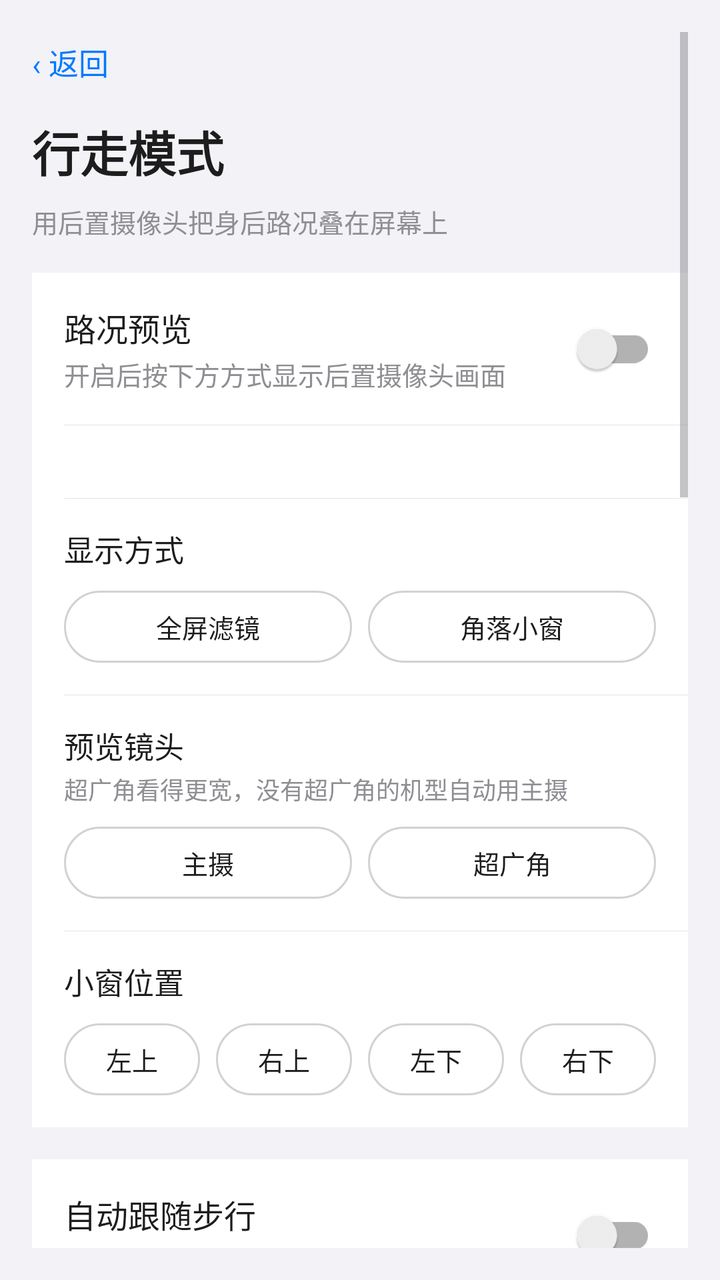
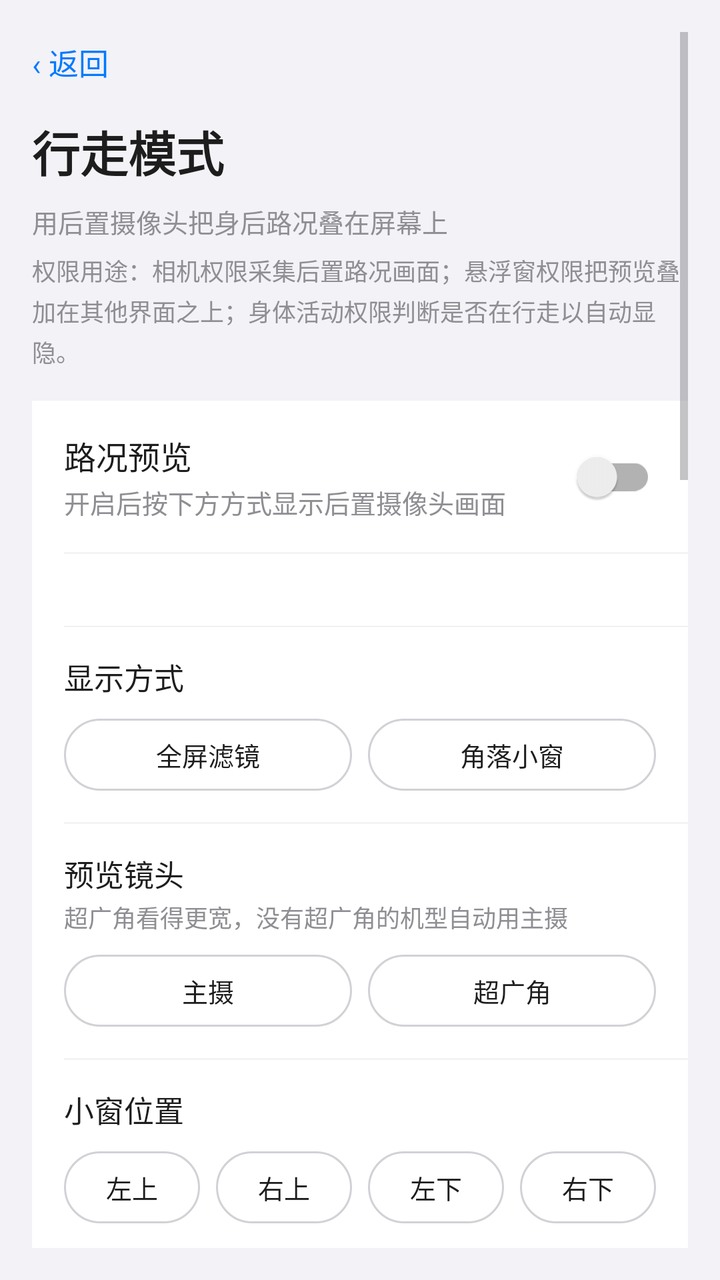

Two renders of the same Android screen: before a commit and after it. Below are the layout's source before the change and the commit's diff.
<!-- AndroidManifest.xml: activity theme Theme.Safewalk -->
<!-- res/layout/activity_walk_mode.xml -->
<?xml version="1.0" encoding="utf-8"?>
<ScrollView xmlns:android="http://schemas.android.com/apk/res/android"
    xmlns:app="http://schemas.android.com/apk/res-auto"
    android:layout_width="match_parent"
    android:layout_height="match_parent"
    android:background="@color/bg"
    android:fitsSystemWindows="true"
    android:padding="16dp"
    android:paddingTop="40dp">

    <LinearLayout
        android:layout_width="match_parent"
        android:layout_height="wrap_content"
        android:orientation="vertical"
        android:paddingBottom="40dp">

        <TextView
            android:id="@+id/btn_back"
            android:layout_width="wrap_content"
            android:layout_height="wrap_content"
            android:background="?android:attr/selectableItemBackground"
            android:paddingVertical="4dp"
            android:text="‹ 返回"
            android:textColor="@color/primary"
            android:textSize="15sp" />

        <TextView
            android:layout_width="wrap_content"
            android:layout_height="wrap_content"
            android:layout_marginTop="12dp"
            android:text="行走模式"
            android:textColor="@color/text_primary"
            android:textSize="24sp"
            android:textStyle="bold" />

        <TextView
            android:id="@+id/hero_walk_summary"
            android:layout_width="match_parent"
            android:layout_height="wrap_content"
            android:layout_marginTop="8dp"
            android:lineSpacingExtra="4dp"
            android:text="用后置摄像头把身后路况叠在屏幕上"
            android:textColor="@color/text_hint"
            android:textSize="13sp" />

        
        <LinearLayout style="@style/CardStyle" android:layout_marginTop="16dp">

            <LinearLayout
                android:id="@+id/card_rear_cam"
                style="@style/RowStyle">

                <LinearLayout
                    android:layout_width="0dp"
                    android:layout_height="wrap_content"
                    android:layout_weight="1"
                    android:orientation="vertical">

                    <TextView
                        style="@style/RowTitle"
                        android:text="路况预览" />

                    <TextView
                        style="@style/RowHint"
                        android:layout_marginTop="2dp"
                        android:text="开启后按下方方式显示后置摄像头画面" />
                </LinearLayout>

                <androidx.appcompat.widget.SwitchCompat
                    android:id="@+id/sw_rear_cam"
                    android:layout_width="wrap_content"
                    android:layout_height="wrap_content" />
            </LinearLayout>

            <View style="@style/RowDivider" />

            <TextView
                android:id="@+id/tv_cam_perm_hint"
                android:layout_width="match_parent"
                android:layout_height="wrap_content"
                android:paddingHorizontal="16dp"
                android:paddingVertical="10dp"
                android:textColor="@color/text_hint"
                android:textSize="12sp" />

            <View style="@style/RowDivider" />

            
            <LinearLayout
                android:layout_width="match_parent"
                android:layout_height="wrap_content"
                android:orientation="vertical"
                android:paddingHorizontal="16dp"
                android:paddingTop="14dp"
                android:paddingBottom="16dp">

                <TextView
                    android:layout_width="wrap_content"
                    android:layout_height="wrap_content"
                    android:text="显示方式"
                    android:textColor="@color/text_primary"
                    android:textSize="15sp" />

                <LinearLayout
                    android:layout_width="match_parent"
                    android:layout_height="wrap_content"
                    android:layout_marginTop="10dp"
                    android:orientation="horizontal">

                    <TextView
                        android:id="@+id/chip_mode_full"
                        android:layout_width="0dp"
                        android:layout_height="36dp"
                        android:layout_weight="1"
                        android:background="@drawable/bg_choice_chip"
                        android:gravity="center"
                        android:text="全屏滤镜"
                        android:textColor="@color/text_primary"
                        android:textSize="13sp" />

                    <TextView
                        android:id="@+id/chip_mode_small"
                        android:layout_width="0dp"
                        android:layout_height="36dp"
                        android:layout_marginStart="8dp"
                        android:layout_weight="1"
                        android:background="@drawable/bg_choice_chip"
                        android:gravity="center"
                        android:text="角落小窗"
                        android:textColor="@color/text_primary"
                        android:textSize="13sp" />
                </LinearLayout>
            </LinearLayout>

            <View style="@style/RowDivider" />

            
            <LinearLayout
                android:layout_width="match_parent"
                android:layout_height="wrap_content"
                android:orientation="vertical"
                android:paddingHorizontal="16dp"
                android:paddingTop="14dp"
                android:paddingBottom="16dp">

                <TextView
                    android:layout_width="wrap_content"
                    android:layout_height="wrap_content"
                    android:text="预览镜头"
                    android:textColor="@color/text_primary"
                    android:textSize="15sp" />

                <TextView
                    android:layout_width="match_parent"
                    android:layout_height="wrap_content"
                    android:layout_marginTop="2dp"
                    android:text="超广角看得更宽，没有超广角的机型自动用主摄"
                    android:textColor="@color/text_hint"
                    android:textSize="12sp" />

                <LinearLayout
                    android:layout_width="match_parent"
                    android:layout_height="wrap_content"
                    android:layout_marginTop="10dp"
                    android:orientation="horizontal">

                    <TextView
                        android:id="@+id/chip_lens_main"
                        android:layout_width="0dp"
                        android:layout_height="36dp"
                        android:layout_weight="1"
                        android:background="@drawable/bg_choice_chip"
                        android:gravity="center"
                        android:text="主摄"
                        android:textColor="@color/text_primary"
                        android:textSize="13sp" />

                    <TextView
                        android:id="@+id/chip_lens_ultrawide"
                        android:layout_width="0dp"
                        android:layout_height="36dp"
                        android:layout_marginStart="8dp"
                        android:layout_weight="1"
                        android:background="@drawable/bg_choice_chip"
                        android:gravity="center"
                        android:text="超广角"
                        android:textColor="@color/text_primary"
                        android:textSize="13sp" />
                </LinearLayout>
            </LinearLayout>

            <View style="@style/RowDivider" />

            
            <LinearLayout
                android:layout_width="match_parent"
                android:layout_height="wrap_content"
                android:orientation="vertical"
                android:paddingHorizontal="16dp"
                android:paddingTop="14dp"
                android:paddingBottom="16dp">

                <TextView
                    android:id="@+id/tv_corner_title"
                    android:layout_width="wrap_content"
                    android:layout_height="wrap_content"
                    android:text="小窗位置"
                    android:textColor="@color/text_primary"
                    android:textSize="15sp" />

                <LinearLayout
                    android:layout_width="match_parent"
                    android:layout_height="wrap_content"
                    android:layout_marginTop="10dp"
                    android:orientation="horizontal">

                    <TextView
                        android:id="@+id/chip_pos_tl"
                        android:layout_width="0dp"
                        android:layout_height="36dp"
                        android:layout_weight="1"
                        android:background="@drawable/bg_choice_chip"
                        android:gravity="center"
                        android:text="左上"
                        android:textColor="@color/text_primary"
                        android:textSize="13sp" />

                    <TextView
                        android:id="@+id/chip_pos_tr"
                        android:layout_width="0dp"
                        android:layout_height="36dp"
                        android:layout_marginStart="8dp"
                        android:layout_weight="1"
                        android:background="@drawable/bg_choice_chip"
                        android:gravity="center"
                        android:text="右上"
                        android:textColor="@color/text_primary"
                        android:textSize="13sp" />

                    <TextView
                        android:id="@+id/chip_pos_bl"
                        android:layout_width="0dp"
                        android:layout_height="36dp"
                        android:layout_marginStart="8dp"
                        android:layout_weight="1"
                        android:background="@drawable/bg_choice_chip"
                        android:gravity="center"
                        android:text="左下"
                        android:textColor="@color/text_primary"
                        android:textSize="13sp" />

                    <TextView
                        android:id="@+id/chip_pos_br"
                        android:layout_width="0dp"
                        android:layout_height="36dp"
                        android:layout_marginStart="8dp"
                        android:layout_weight="1"
                        android:background="@drawable/bg_choice_chip"
                        android:gravity="center"
                        android:text="右下"
                        android:textColor="@color/text_primary"
                        android:textSize="13sp" />
                </LinearLayout>
            </LinearLayout>

        </LinearLayout>

        
        <LinearLayout style="@style/CardStyle" android:layout_marginTop="16dp">

            <LinearLayout
                android:id="@+id/card_auto"
                style="@style/RowStyle">

                <LinearLayout
                    android:layout_width="0dp"
                    android:layout_height="wrap_content"
                    android:layout_weight="1"
                    android:orientation="vertical">

                    <TextView
                        style="@style/RowTitle"
                        android:text="自动跟随步行" />

                    <TextView
                        style="@style/RowHint"
                        android:layout_marginTop="2dp"
                        android:text="走起来才显示，停下自动收起" />
                </LinearLayout>

                <androidx.appcompat.widget.SwitchCompat
                    android:id="@+id/sw_auto"
                    android:layout_width="wrap_content"
                    android:layout_height="wrap_content" />
            </LinearLayout>

            <View style="@style/RowDivider" />

            <TextView
                android:id="@+id/tv_auto_desc"
                android:layout_width="match_parent"
                android:layout_height="wrap_content"
                android:paddingHorizontal="16dp"
                android:paddingVertical="10dp"
                android:textColor="@color/text_hint"
                android:textSize="12sp" />

        </LinearLayout>

        
        <TextView
            style="@style/SectionLabel"
            android:text="显示参数" />

        <LinearLayout style="@style/CardStyle">

            <LinearLayout
                android:layout_width="match_parent"
                android:layout_height="wrap_content"
                android:orientation="vertical"
                android:paddingHorizontal="16dp"
                android:paddingVertical="14dp">

                <TextView
                    android:id="@+id/tv_opacity"
                    android:layout_width="match_parent"
                    android:layout_height="wrap_content"
                    android:text="画面不透明度"
                    android:textColor="@color/text_primary"
                    android:textSize="15sp" />

                <SeekBar
                    android:id="@+id/seek_opacity"
                    android:layout_width="match_parent"
                    android:layout_height="wrap_content"
                    android:layout_marginTop="8dp"
                    android:max="90" />

                <TextView
                    android:layout_width="match_parent"
                    android:layout_height="wrap_content"
                    android:text="范围 10% ~ 100%，越低越能看清底下的界面"
                    android:textColor="@color/text_hint"
                    android:textSize="12sp" />

                
                <View
                    style="@style/RowDivider"
                    android:layout_marginTop="12dp"
                    android:layout_marginLeft="0dp" />

                <LinearLayout
                    android:id="@+id/card_preview_contrast"
                    android:layout_width="match_parent"
                    android:layout_height="wrap_content"
                    android:orientation="horizontal"
                    android:gravity="center_vertical"
                    android:paddingTop="12dp">

                    <LinearLayout
                        android:layout_width="0dp"
                        android:layout_height="wrap_content"
                        android:layout_weight="1"
                        android:orientation="vertical">

                        <TextView
                            android:layout_width="match_parent"
                            android:layout_height="wrap_content"
                            android:text="文字描边"
                            android:textColor="@color/text_primary"
                            android:textSize="15sp" />

                        <TextView
                            android:layout_width="match_parent"
                            android:layout_height="wrap_content"
                            android:layout_marginTop="2dp"
                            android:text="只给画面上那行字加描边和衬底，不影响透明度。想让路面本身变清楚，去「小窗自定义 → 画面增强」"
                            android:textColor="@color/text_hint"
                            android:textSize="12sp" />
                    </LinearLayout>

                    <androidx.appcompat.widget.SwitchCompat
                        android:id="@+id/sw_preview_contrast"
                        android:layout_width="wrap_content"
                        android:layout_height="wrap_content"
                        android:layout_marginStart="12dp" />
                </LinearLayout>

                
                <LinearLayout
                    android:layout_width="match_parent"
                    android:layout_height="wrap_content"
                    android:layout_marginTop="10dp"
                    android:orientation="horizontal"
                    android:gravity="center_vertical">

                    <TextView
                        android:layout_width="wrap_content"
                        android:layout_height="wrap_content"
                        android:text="强度"
                        android:textColor="@color/text_primary"
                        android:textSize="13sp" />

                    <TextView
                        android:id="@+id/tv_contrast_level"
                        android:layout_width="0dp"
                        android:layout_height="wrap_content"
                        android:layout_weight="1"
                        android:layout_marginStart="8dp"
                        android:text="50% · 适中"
                        android:textColor="@color/text_hint"
                        android:textSize="12sp" />
                </LinearLayout>

                <SeekBar
                    android:id="@+id/seek_contrast_level"
                    android:layout_width="match_parent"
                    android:layout_height="wrap_content"
                    android:layout_marginTop="4dp"
                    android:max="100"
                    android:progress="50" />

                <TextView
                    android:layout_width="match_parent"
                    android:layout_height="wrap_content"
                    android:layout_marginTop="2dp"
                    android:text="越高描边/阴影/衬底越重，越低越接近原始画面；不影响透明度"
                    android:textColor="@color/text_hint"
                    android:textSize="12sp" />
            </LinearLayout>

        </LinearLayout>

        
        <LinearLayout style="@style/CardStyle" android:layout_marginTop="12dp">

            <LinearLayout
                android:id="@+id/card_preview_style"
                style="@style/RowStyle">

                <LinearLayout
                    android:layout_width="0dp"
                    android:layout_height="wrap_content"
                    android:layout_weight="1"
                    android:orientation="vertical">

                    <TextView
                        style="@style/RowTitle"
                        android:text="小窗自定义" />

                    <TextView
                        style="@style/RowHint"
                        android:layout_marginTop="2dp"
                        android:text="取景范围、描边、画面增强、尺寸边距、画面上的文字；含智能跟随的白天/夜间一键方案" />
                </LinearLayout>

                <TextView
                    android:layout_width="wrap_content"
                    android:layout_height="wrap_content"
                    android:text="›"
                    android:textColor="@color/text_hint"
                    android:textSize="18sp" />
            </LinearLayout>

        </LinearLayout>

        
        <TextView
            style="@style/SectionLabel"
            android:text="步态判定" />

        <LinearLayout style="@style/CardStyle">

            <LinearLayout
                android:id="@+id/card_gait_diagnosis"
                android:layout_width="match_parent"
                android:layout_height="wrap_content"
                android:orientation="vertical"
                android:paddingHorizontal="16dp"
                android:paddingTop="14dp"
                android:visibility="gone">

                <TextView
                    android:id="@+id/tv_gait_diagnosis"
                    android:layout_width="match_parent"
                    android:layout_height="wrap_content"
                    android:lineSpacingExtra="2dp"
                    android:text=""
                    android:textColor="@color/seal_red"
                    android:textSize="13sp" />

                <View
                    style="@style/RowDivider"
                    android:layout_marginTop="12dp"
                    android:layout_marginLeft="0dp" />
            </LinearLayout>

            <LinearLayout
                android:layout_width="match_parent"
                android:layout_height="wrap_content"
                android:orientation="vertical"
                android:paddingHorizontal="16dp"
                android:paddingTop="14dp">

                <TextView
                    android:id="@+id/tv_gait_steps"
                    android:layout_width="match_parent"
                    android:layout_height="wrap_content"
                    android:text="连续走多少步算「在走路」"
                    android:textColor="@color/text_primary"
                    android:textSize="15sp" />

                <SeekBar
                    android:id="@+id/seek_gait_steps"
                    android:layout_width="match_parent"
                    android:layout_height="wrap_content"
                    android:layout_marginTop="8dp"
                    android:max="2" />
            </LinearLayout>

            <View style="@style/RowDivider" />

            <LinearLayout
                android:layout_width="match_parent"
                android:layout_height="wrap_content"
                android:orientation="vertical"
                android:paddingHorizontal="16dp"
                android:paddingTop="14dp"
                android:paddingBottom="14dp">

                <TextView
                    android:id="@+id/tv_gait_stop"
                    android:layout_width="match_parent"
                    android:layout_height="wrap_content"
                    android:text="停下后多久收起预览"
                    android:textColor="@color/text_primary"
                    android:textSize="15sp" />

                <SeekBar
                    android:id="@+id/seek_gait_stop"
                    android:layout_width="match_parent"
                    android:layout_height="wrap_content"
                    android:layout_marginTop="8dp"
                    android:max="18" />
            </LinearLayout>

            <View style="@style/RowDivider" />

            <TextView
                android:id="@+id/tv_preview_stage"
                android:layout_width="match_parent"
                android:layout_height="wrap_content"
                android:paddingHorizontal="16dp"
                android:paddingVertical="12dp"
                android:textColor="@color/text_hint"
                android:textSize="12sp"
                android:visibility="gone" />

        </LinearLayout>

        
        <TextView
            style="@style/SectionLabel"
            android:text="快捷入口" />

        <LinearLayout style="@style/CardStyle">

            <LinearLayout
                android:id="@+id/card_add_tile"
                style="@style/RowStyle">

                <LinearLayout
                    android:layout_width="0dp"
                    android:layout_height="wrap_content"
                    android:layout_weight="1"
                    android:orientation="vertical">

                    <TextView
                        style="@style/RowTitle"
                        android:text="添加到控制中心" />

                    <TextView
                        android:id="@+id/tv_add_tile_desc"
                        style="@style/RowHint"
                        android:layout_marginTop="2dp"
                        android:text="下拉控制中心点一下就开，不用再进应用" />
                </LinearLayout>

                <TextView
                    android:id="@+id/tv_add_tile_action"
                    android:layout_width="wrap_content"
                    android:layout_height="wrap_content"
                    android:text="添加"
                    android:textColor="@color/seal_red"
                    android:textSize="14sp" />
            </LinearLayout>

        </LinearLayout>

        
        <TextView
            style="@style/SectionLabel"
            android:text="维护" />

        <LinearLayout style="@style/CardStyle">

            <LinearLayout
                android:id="@+id/card_restart_systemui"
                style="@style/RowStyle">

                <LinearLayout
                    android:layout_width="0dp"
                    android:layout_height="wrap_content"
                    android:layout_weight="1"
                    android:orientation="vertical">

                    <TextView
                        style="@style/RowTitle"
                        android:text="重启系统界面" />

                    <TextView
                        android:id="@+id/tv_restart_desc"
                        style="@style/RowHint"
                        android:layout_marginTop="2dp"
                        android:text="改完模块设置后需要重启 SystemUI 才会生效" />
                </LinearLayout>

                <Button
                    android:id="@+id/btn_restart_systemui"
                    android:layout_width="wrap_content"
                    android:layout_height="wrap_content"
                    android:backgroundTint="@color/seal_red"
                    android:minWidth="0dp"
                    android:text="重启"
                    android:textColor="@color/on_accent"
                    android:textSize="13sp" />
            </LinearLayout>

        

        </LinearLayout>

    </LinearLayout>
</ScrollView>
<!-- resources referenced by this layout -->
<resources>
  <color name="bg">#F2F2F7</color>
  <color name="on_accent">#FFFFFF</color>
  <color name="primary">#007AFF</color>
  <color name="seal_red">#C8392E</color>
  <color name="text_hint">#8E8E93</color>
  <color name="text_primary">#1D1D1D</color>
  <!-- drawable bg_choice_chip (drawable) -->
  <?xml version="1.0" encoding="utf-8"?>
  <shape xmlns:android="http://schemas.android.com/apk/res/android"
      android:shape="rectangle">
      <solid android:color="@android:color/transparent" />
      <stroke
          android:width="1dp"
          android:color="@color/chip_stroke" />
      <corners android:radius="18dp" />
  </shape>
  <style name="CardStyle">
          <item name="android:layout_width">match_parent</item>
          <item name="android:layout_height">wrap_content</item>
          <item name="android:layout_marginTop">16dp</item>
          <item name="android:orientation">vertical</item>
          <item name="android:background">@color/card_bg</item>
      </style>
  <style name="RowDivider">
          <item name="android:layout_width">match_parent</item>
          <item name="android:layout_height">1px</item>
          <item name="android:layout_marginLeft">16dp</item>
          <item name="android:background">@color/divider</item>
      </style>
  <style name="RowHint">
          <item name="android:layout_width">wrap_content</item>
          <item name="android:layout_height">wrap_content</item>
          <item name="android:textColor">@color/text_hint</item>
          <item name="android:textSize">13sp</item>
      </style>
  <style name="RowStyle">
          <item name="android:layout_width">match_parent</item>
          <item name="android:layout_height">wrap_content</item>
          <item name="android:orientation">horizontal</item>
          <item name="android:gravity">center_vertical</item>
          <item name="android:paddingLeft">16dp</item>
          <item name="android:paddingRight">16dp</item>
          <item name="android:paddingTop">14dp</item>
          <item name="android:paddingBottom">14dp</item>
          <item name="android:background">?android:attr/selectableItemBackground</item>
          <item name="android:clickable">true</item>
          <item name="android:focusable">true</item>
      </style>
  <style name="RowTitle">
          <item name="android:layout_width">wrap_content</item>
          <item name="android:layout_height">wrap_content</item>
          <item name="android:textColor">@color/text_primary</item>
          <item name="android:textSize">16sp</item>
      </style>
  <style name="SectionLabel">
          <item name="android:layout_width">match_parent</item>
          <item name="android:layout_height">wrap_content</item>
          <item name="android:layout_marginTop">20dp</item>
          <item name="android:layout_marginBottom">8dp</item>
          <item name="android:textColor">@color/text_hint</item>
          <item name="android:textSize">13sp</item>
      </style>
  <color name="chip_stroke">#D1D1D6</color>
  <color name="card_bg">#FFFFFF</color>
  <color name="divider">#E5E5EA</color>
  <!-- unchanged entries left out for length: 1 -->
</resources>

<!-- the commit's change to res/layout/activity_walk_mode.xml (unified diff, before → after) -->
@@ -43,6 +43,16 @@
             android:textColor="@color/text_hint"
             android:textSize="13sp" />
 
+        <TextView
+            android:id="@+id/tv_perm_purpose"
+            android:layout_width="match_parent"
+            android:layout_height="wrap_content"
+            android:layout_marginTop="6dp"
+            android:lineSpacingExtra="3dp"
+            android:text="权限用途：相机权限采集后置路况画面；悬浮窗权限把预览叠加在其他界面之上；身体活动权限判断是否在行走以自动显隐。"
+            android:textColor="@color/text_hint"
+            android:textSize="12sp" />
+
         
         <LinearLayout style="@style/CardStyle" android:layout_marginTop="16dp">
 
